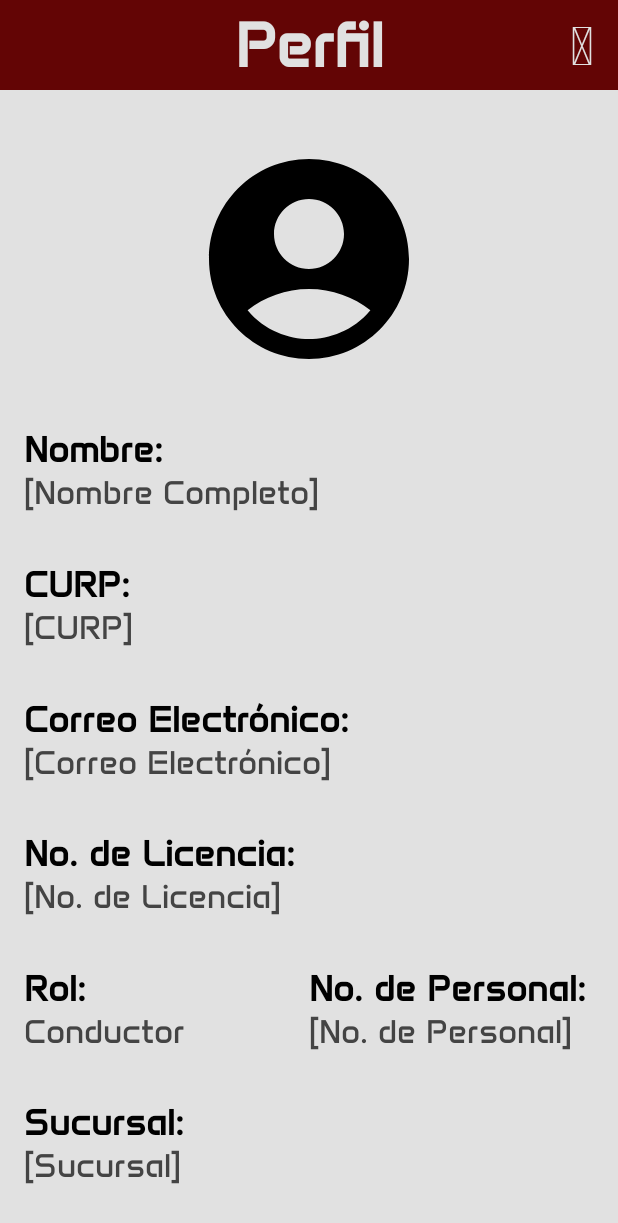
After one commit to SmashMex1369/Packet-World_IntegracionSoluciones_ProyectoFinal, an Android app: the PerfilActivity screen opened directly, with no data from a screen before it, on a phone screen of 412 x 824 dp. The commit adds this screen. Shown: the top 1223 px of the screen. Run offline under Robolectric (Android 15) with nearby library versions, the phone set to English and light mode, and no system bars.

Commit message:
Creacion del Actualizar Estatus Activity y Perfil Activity, ligeros cambios en layouts

```diff
--- a/PacketWorldClienteMovil/app/src/main/java/uv/tc/packetworldclientemovil/DetallesActivity.kt
+++ b/PacketWorldClienteMovil/app/src/main/java/uv/tc/packetworldclientemovil/DetallesActivity.kt
@@ -9,6 +9,7 @@ import com.google.android.material.tabs.TabLayout
 import com.google.android.material.tabs.TabLayoutMediator
 import uv.tc.packetworldclientemovil.adaptadores.DetallesAdapter
 import uv.tc.packetworldclientemovil.databinding.ActivityDetallesBinding
+import uv.tc.packetworldclientemovil.utilidades.ajustarAInsets
 
 class DetallesActivity : AppCompatActivity() {
     private lateinit var binding: ActivityDetallesBinding
@@ -18,7 +19,8 @@ class DetallesActivity : AppCompatActivity() {
         binding = ActivityDetallesBinding.inflate(layoutInflater)
         val view = binding.root
         setContentView(view)
-
+        enableEdgeToEdge()
+        binding.root.ajustarAInsets()
         // 1. Asignamos el adaptador
         val adapter = DetallesAdapter(this)
         binding.vpContenido.adapter = adapter
--- a/PacketWorldClienteMovil/app/src/main/java/uv/tc/packetworldclientemovil/EnviosActivity.kt
+++ b/PacketWorldClienteMovil/app/src/main/java/uv/tc/packetworldclientemovil/EnviosActivity.kt
@@ -5,6 +5,7 @@ import android.util.Log
 import androidx.activity.enableEdgeToEdge
 import androidx.appcompat.app.AppCompatActivity
 import uv.tc.packetworldclientemovil.databinding.ActivityEnviosBinding
+import uv.tc.packetworldclientemovil.utilidades.ajustarAInsets
 
 class EnviosActivity : AppCompatActivity() {
     private lateinit var binding: ActivityEnviosBinding
@@ -14,7 +15,8 @@ class EnviosActivity : AppCompatActivity() {
         binding = ActivityEnviosBinding.inflate(layoutInflater)
         val view = binding.root
         setContentView(view)
-
+        enableEdgeToEdge()
+        binding.root.ajustarAInsets()
         binding.srlRecargar.setOnRefreshListener {
             //Aqui se llamara a la funcion que se encarge de recargar los envios
             binding.srlRecargar.isRefreshing = false
--- a/PacketWorldClienteMovil/app/src/main/java/uv/tc/packetworldclientemovil/LoginActivity.kt
+++ b/PacketWorldClienteMovil/app/src/main/java/uv/tc/packetworldclientemovil/LoginActivity.kt
@@ -15,6 +15,7 @@ import androidx.activity.enableEdgeToEdge
 import androidx.appcompat.app.AppCompatActivity
 import androidx.core.content.ContextCompat
 import uv.tc.packetworldclientemovil.databinding.ActivityLoginBinding
+import uv.tc.packetworldclientemovil.utilidades.ajustarAInsets
 
 
 class LoginActivity : AppCompatActivity() {
@@ -25,6 +26,7 @@ class LoginActivity : AppCompatActivity() {
         super.onCreate(savedInstanceState)
         enableEdgeToEdge()
         binding = ActivityLoginBinding.inflate(layoutInflater)
+        binding.root.ajustarAInsets()
         val view = binding.root
         setContentView(view)
 
--- /dev/null
+++ b/PacketWorldClienteMovil/app/src/main/java/uv/tc/packetworldclientemovil/PerfilActivity.kt
@@ -0,0 +1,24 @@
+package uv.tc.packetworldclientemovil
+
+import android.os.Bundle
+import android.widget.ArrayAdapter
+import androidx.activity.enableEdgeToEdge
+import androidx.appcompat.app.AppCompatActivity
+import androidx.core.view.ViewCompat
+import androidx.core.view.WindowInsetsCompat
+import uv.tc.packetworldclientemovil.databinding.ActivityActualizarEstatusBinding
+import uv.tc.packetworldclientemovil.databinding.ActivityPerfilBinding
+import uv.tc.packetworldclientemovil.utilidades.ajustarAInsets
+
+class PerfilActivity : AppCompatActivity() {
+    private lateinit var binding: ActivityPerfilBinding
+
+    override fun onCreate(savedInstanceState: Bundle?) {
+        super.onCreate(savedInstanceState)
+        binding = ActivityPerfilBinding.inflate(layoutInflater)
+        val view = binding.root
+        setContentView(view)
+        enableEdgeToEdge()
+        binding.root.ajustarAInsets()
+    }
+}
--- /dev/null
+++ b/PacketWorldClienteMovil/app/src/main/java/uv/tc/packetworldclientemovil/utilidades/Extensiones.kt
@@ -0,0 +1,13 @@
+package uv.tc.packetworldclientemovil.utilidades
+
+import android.view.View
+import androidx.core.view.ViewCompat
+import androidx.core.view.WindowInsetsCompat
+
+fun View.ajustarAInsets() {
+    ViewCompat.setOnApplyWindowInsetsListener(this) { v, insets ->
+        val systemBars = insets.getInsets(WindowInsetsCompat.Type.systemBars())
+        v.setPadding(systemBars.left, systemBars.top, systemBars.right, systemBars.bottom)
+        insets
+    }
+}
--- /dev/null
+++ b/PacketWorldClienteMovil/app/src/main/res/layout/activity_perfil.xml
@@ -0,0 +1,232 @@
+<?xml version="1.0" encoding="utf-8"?>
+<androidx.constraintlayout.widget.ConstraintLayout xmlns:android="http://schemas.android.com/apk/res/android"
+    xmlns:app="http://schemas.android.com/apk/res-auto"
+    xmlns:tools="http://schemas.android.com/tools"
+    android:id="@+id/main"
+    android:layout_width="match_parent"
+    android:layout_height="match_parent"
+    tools:context=".PerfilActivity">
+
+    <View
+        android:id="@+id/v_header"
+        android:layout_width="match_parent"
+        android:layout_height="60dp"
+        android:background="@color/rojoOscuro"
+        app:layout_constraintBottom_toBottomOf="@id/tv_perfil"
+        app:layout_constraintBottom_toTopOf="@id/imgv_perfil"
+        app:layout_constraintTop_toTopOf="parent"
+        app:layout_constraintVertical_chainStyle="spread_inside" />
+    <TextView
+        android:id="@+id/tv_perfil"
+        android:layout_width="match_parent"
+        android:layout_height="0dp"
+        android:text="Perfil"
+        android:paddingHorizontal="5dp"
+        android:textSize="42sp"
+        android:textStyle="bold"
+        android:textColor="@color/grisFondo"
+        android:gravity="center"
+        app:layout_constraintTop_toTopOf="@id/v_header"
+        app:layout_constraintBottom_toBottomOf="@id/v_header"/>
+    <TextView
+        android:id="@+id/imgbtn_editar"
+        android:layout_width="wrap_content"
+        android:layout_height="0dp"
+        android:gravity="center_vertical|end"
+        android:text="@string/icono_editar"
+        android:textColor="@color/grisFondo"
+        android:fontFamily="@font/icons_solid"
+        android:textSize="35sp"
+        android:paddingHorizontal="16dp"
+        android:clickable="true"
+        android:focusable="true"
+        app:layout_constraintEnd_toEndOf="@id/v_header"
+        app:layout_constraintTop_toTopOf="@id/v_header"
+        app:layout_constraintBottom_toBottomOf="@id/v_header"/>
+
+    <ImageView
+        android:id="@+id/imgv_perfil"
+        android:layout_width="160dp"
+        android:layout_height="160dp"
+        android:contentDescription="Imagen de Perfil"
+        android:src="@drawable/baseline_account_circle_24"
+        app:layout_constraintBottom_toTopOf="@id/ll_1"
+        app:layout_constraintEnd_toEndOf="parent"
+        app:layout_constraintStart_toStartOf="parent"
+        app:layout_constraintTop_toBottomOf="@id/v_header"
+        app:layout_constraintVertical_chainStyle="spread_inside" />
+    <LinearLayout
+        android:id="@+id/ll_1"
+        android:layout_width="match_parent"
+        android:layout_height="wrap_content"
+        android:orientation="vertical"
+        android:paddingHorizontal="16dp"
+        app:layout_constraintBottom_toTopOf="@id/ll_2"
+        app:layout_constraintTop_toBottomOf="@id/imgv_perfil">
+        <TextView
+            android:layout_width="wrap_content"
+            android:layout_height="wrap_content"
+            app:layout_constraintStart_toStartOf="parent"
+            android:textStyle="bold"
+            android:text="Nombre:"
+            android:textSize="24sp" />
+        <TextView
+            android:id="@+id/tv_nombre_valor"
+            android:layout_width="match_parent"
+            android:layout_height="wrap_content"
+            android:text="[Nombre Completo]"
+            android:textSize="22sp"
+            android:textColor="@color/grisOscuro"/>
+    </LinearLayout>
+    <LinearLayout
+        android:id="@+id/ll_2"
+        android:layout_width="match_parent"
+        android:layout_height="wrap_content"
+        android:orientation="vertical"
+        android:paddingHorizontal="16dp"
+        app:layout_constraintTop_toBottomOf="@id/ll_1"
+        app:layout_constraintBottom_toTopOf="@id/ll_3">
+        <TextView
+            android:layout_width="wrap_content"
+            android:layout_height="wrap_content"
+            app:layout_constraintStart_toStartOf="parent"
+            android:textStyle="bold"
+            android:text="CURP:"
+            android:textSize="24sp" />
+        <TextView
+            android:id="@+id/tv_curp_valor"
+            android:layout_width="match_parent"
+            android:layout_height="wrap_content"
+            android:text="[CURP]"
+            android:textSize="22sp"
+            android:textColor="@color/grisOscuro"/>
+    </LinearLayout>
+    <LinearLayout
+        android:id="@+id/ll_3"
+        android:layout_width="match_parent"
+        android:layout_height="wrap_content"
+        android:orientation="vertical"
+        android:paddingHorizontal="16dp"
+        app:layout_constraintTop_toBottomOf="@id/ll_2"
+        app:layout_constraintBottom_toTopOf="@id/ll_4">
+        <TextView
+            android:layout_width="wrap_content"
+            android:layout_height="wrap_content"
+            app:layout_constraintStart_toStartOf="parent"
+            android:textStyle="bold"
+            android:text="Correo Electrónico:"
+            android:textSize="24sp" />
+        <TextView
+            android:id="@+id/tv_correo_valor"
+            android:layout_width="match_parent"
+            android:layout_height="wrap_content"
+            android:text="[Correo Electrónico]"
+            android:textSize="22sp"
+            android:textColor="@color/grisOscuro"/>
+    </LinearLayout>
+    <LinearLayout
+        android:id="@+id/ll_4"
+        android:layout_width="match_parent"
+        android:layout_height="wrap_content"
+        android:orientation="vertical"
+        android:paddingHorizontal="16dp"
+        app:layout_constraintTop_toBottomOf="@id/ll_3"
+        app:layout_constraintBottom_toTopOf="@id/ll_5">
+        <TextView
+            android:layout_width="wrap_content"
+            android:layout_height="wrap_content"
+            app:layout_constraintStart_toStartOf="parent"
+            android:textStyle="bold"
+            android:text="No. de Licencia:"
+            android:textSize="24sp" />
+        <TextView
+            android:id="@+id/tv_no_licencia_valor"
+            android:layout_width="match_parent"
+            android:layout_height="wrap_content"
+            android:text="[No. de Licencia]"
+            android:textSize="22sp"
+            android:textColor="@color/grisOscuro"/>
+    </LinearLayout>
+    <LinearLayout
+        android:id="@+id/ll_5"
+        android:layout_width="match_parent"
+        android:layout_height="wrap_content"
+        android:orientation="horizontal"
+        app:layout_constraintTop_toBottomOf="@id/ll_4"
+        app:layout_constraintBottom_toTopOf="@id/ll_6">
+        <LinearLayout
+            android:layout_width="0dp"
+            android:layout_height="wrap_content"
+            android:orientation="vertical"
+            android:paddingHorizontal="16dp"
+            android:layout_weight="1">
+            <TextView
+                android:layout_width="wrap_content"
+                android:layout_height="wrap_content"
+                app:layout_constraintStart_toStartOf="parent"
+                android:textStyle="bold"
+                android:text="Rol:"
+                android:textSize="24sp" />
+            <TextView
+                android:layout_width="match_parent"
+                android:layout_height="wrap_content"
+                android:text="Conductor"
+                android:textSize="22sp"
+                android:textColor="@color/grisOscuro"/>
+        </LinearLayout>
+        <LinearLayout
+            android:layout_width="0dp"
+            android:layout_height="wrap_content"
+            android:orientation="vertical"
+            android:layout_weight="1">
+            <TextView
+                android:layout_width="wrap_content"
+                android:layout_height="wrap_content"
+                app:layout_constraintStart_toStartOf="parent"
+                android:textStyle="bold"
+                android:text="No. de Personal:"
+                android:textSize="24sp" />
+            <TextView
+                android:id="@+id/tv__valor"
+                android:layout_width="match_parent"
+                android:layout_height="wrap_content"
+                android:text="[No. de Personal]"
+                android:textSize="22sp"
+                android:paddingEnd="16dp"
+                android:textColor="@color/grisOscuro"/>
+        </LinearLayout>
+
+    </LinearLayout>
+    <LinearLayout
+        android:id="@+id/ll_6"
+        android:layout_width="match_parent"
+        android:layout_height="wrap_content"
+        android:orientation="vertical"
+        android:paddingHorizontal="16dp"
+        app:layout_constraintTop_toBottomOf="@id/ll_5"
+        app:layout_constraintBottom_toTopOf="@id/v_inferior">
+        <TextView
+            android:layout_width="wrap_content"
+            android:layout_height="wrap_content"
+            app:layout_constraintStart_toStartOf="parent"
+            android:textStyle="bold"
+            android:text="Sucursal:"
+            android:textSize="24sp" />
+        <TextView
+            android:id="@+id/tv_sucursal_valor"
+            android:layout_width="match_parent"
+            android:layout_height="wrap_content"
+            android:text="[Sucursal]"
+            android:textSize="22sp"
+            android:textColor="@color/grisOscuro"/>
+    </LinearLayout>
+
+    <View
+        android:id="@+id/v_inferior"
+        android:layout_width="match_parent"
+        android:layout_height="0.1dp"
+        app:layout_constraintTop_toBottomOf="@id/ll_6"
+        app:layout_constraintBottom_toBottomOf="parent"/>
+
+
+</androidx.constraintlayout.widget.ConstraintLayout>
--- a/PacketWorldClienteMovil/app/src/main/res/layout/fragment_paquetes.xml
+++ b/PacketWorldClienteMovil/app/src/main/res/layout/fragment_paquetes.xml
@@ -33,9 +33,9 @@
         android:id="@+id/tv_no_paquetes_valor"
         android:layout_width="wrap_content"
         android:layout_height="wrap_content"
-        android:textSize="24sp"
+        android:textSize="22sp"
         android:textStyle="bold"
-        android:hint="#"
+        android:text="#"
         android:textColor="@color/grisOscuro"
         app:layout_constraintStart_toEndOf="@id/tv_no_paquetes"
         app:layout_constraintEnd_toEndOf="parent"
--- a/PacketWorldClienteMovil/app/src/main/res/layout/item_recycler_descripcion_paquete.xml
+++ b/PacketWorldClienteMovil/app/src/main/res/layout/item_recycler_descripcion_paquete.xml
@@ -17,7 +17,7 @@
         android:id="@+id/tv_descripcion_valor"
         android:layout_width="match_parent"
         android:layout_height="wrap_content"
-        android:hint="[Descripcion del paquete]"
+        android:text="[Descripcion del paquete]"
         android:textColor="@color/grisOscuro"
-        android:textSize="24sp"/>
+        android:textSize="22sp"/>
 </LinearLayout>
--- a/PacketWorldClienteMovil/app/src/main/res/values/strings.xml
+++ b/PacketWorldClienteMovil/app/src/main/res/values/strings.xml
@@ -9,4 +9,10 @@
     <string name="icono_logout">\uf08b</string>
     <string name="icono_contacto">\uf2b9</string>
     <string name="icono_editar">\uf044</string>
+    <string-array name="spn_estatus">
+        <item>En tránsito</item>
+        <item>Entregado</item>
+        <item>Detenido</item>
+        <item>Cancelado</item>
+    </string-array>
 </resources>
```
Also changed, not shown: PacketWorldClienteMovil/app/src/main/AndroidManifest.xml (+10 -1 lines), PacketWorldClienteMovil/app/src/main/java/uv/tc/packetworldclientemovil/ActualizarEstatusActivity.kt (added, +26 -0 lines), PacketWorldClienteMovil/app/src/main/res/layout/activity_actualizar_estatus.xml (added, +169 -0 lines), PacketWorldClienteMovil/app/src/main/res/layout/activity_envios.xml (+18 -15 lines), PacketWorldClienteMovil/app/src/main/res/layout/activity_login.xml (+19 -4 lines), PacketWorldClienteMovil/app/src/main/res/layout/custom_spinner_items.xml (added, +12 -0 lines), PacketWorldClienteMovil/app/src/main/res/layout/fragment_cliente.xml (+6 -6 lines), PacketWorldClienteMovil/app/src/main/res/layout/fragment_destinatario.xml (+35 -16 lines), PacketWorldClienteMovil/app/src/main/res/layout/fragment_envio.xml (+5 -5 lines), PacketWorldClienteMovil/app/src/main/res/layout/fragment_sucursal.xml (+37 -18 lines), PacketWorldClienteMovil/app/src/main/res/layout/item_recycler_envio.xml (+7 -6 lines).
